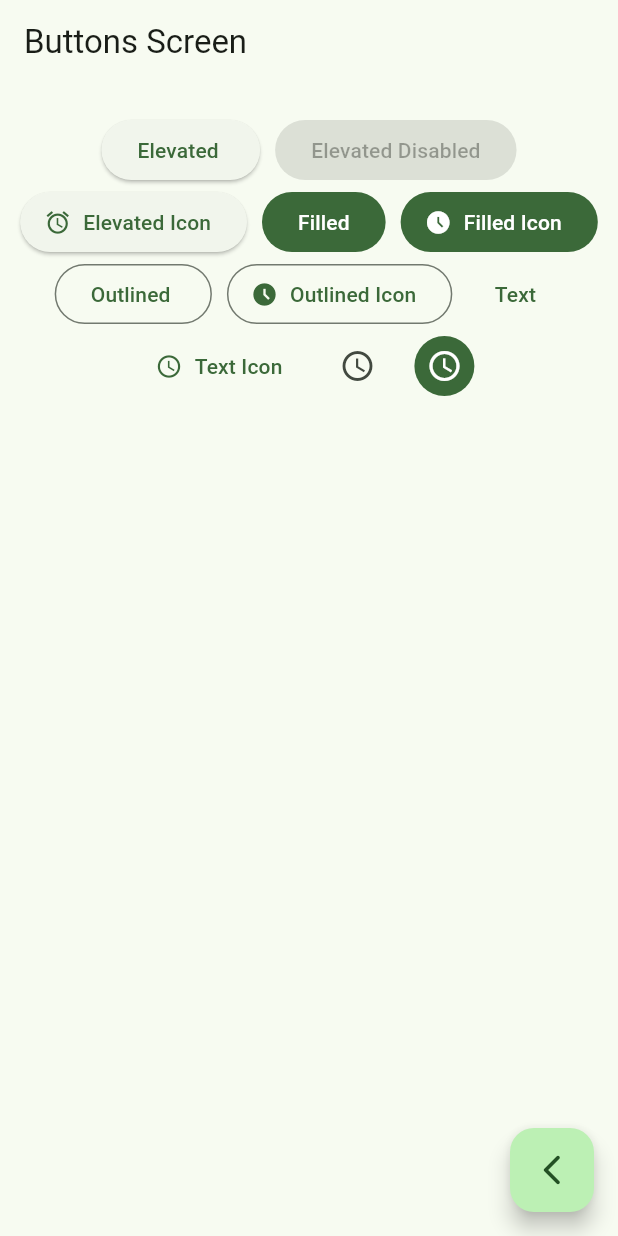
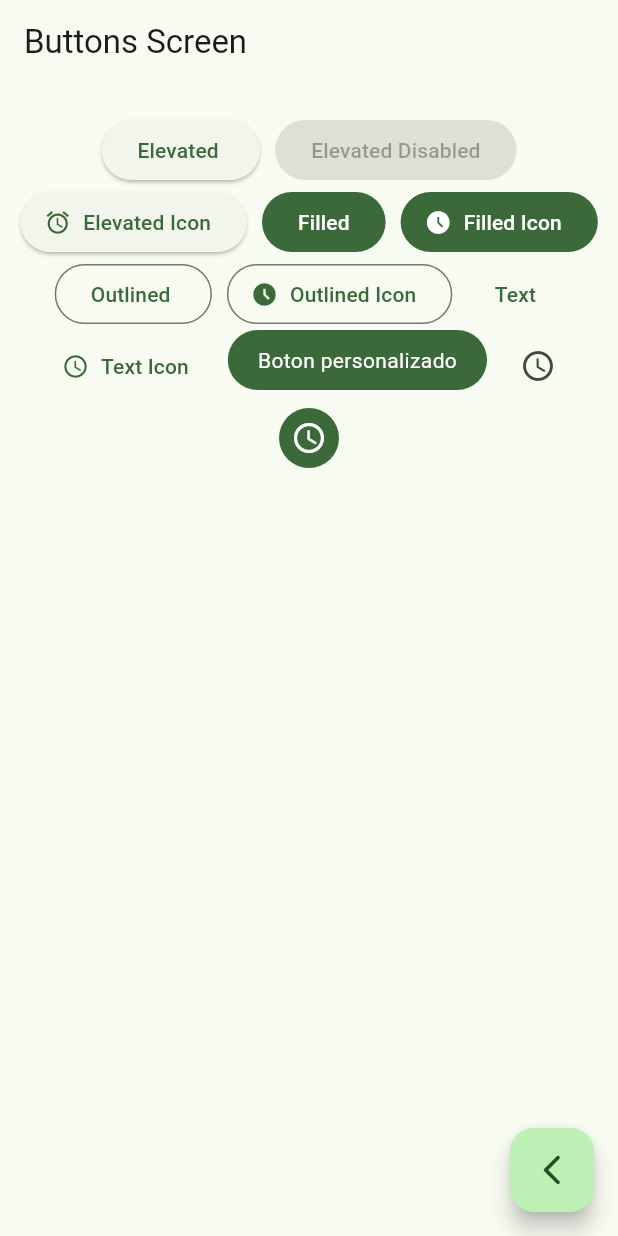
Before and after one commit to paulG1505/flutter_widgets_examples, a Flutter app: the ButtonsScreen screen opened by its route, on a phone screen of 412 x 824 dp. Run offline on Flutter 3.47's test engine with Material 2 defaults, Android fonts, the phone set to English and light mode, and no system bars; our stand-ins replace go_router.

Commit message:
Button personalizado

```diff
--- a/lib/presentation/screens/buttons/buttons_screen.dart
+++ b/lib/presentation/screens/buttons/buttons_screen.dart
@@ -50,21 +50,17 @@ class _ButtonsView extends StatelessWidget {
                   onPressed: () {},
                   label: const Text('Filled Icon'),
                   icon: const Icon(Icons.access_time_filled_outlined)),
-
               OutlinedButton(onPressed: () {}, child: const Text('Outlined ')),
               OutlinedButton.icon(
                   onPressed: () {},
                   label: const Text('Outlined Icon'),
                   icon: const Icon(Icons.access_time_filled)),
-
               TextButton(onPressed: () {}, child: const Text('Text')),
               TextButton.icon(
                   onPressed: () {},
                   label: const Text('Text Icon'),
                   icon: const Icon(Icons.access_time)),
-
-              //TODO CUSTOM BUTTON
-
+              const _CustomButton(),
               IconButton(onPressed: () {}, icon: const Icon(Icons.access_time)),
               IconButton(
                   onPressed: () {},
@@ -78,3 +74,26 @@ class _ButtonsView extends StatelessWidget {
         ));
   }
 }
+
+class _CustomButton extends StatelessWidget {
+  const _CustomButton();
+
+  @override
+  Widget build(BuildContext context) {
+    final colors = Theme.of(context).colorScheme;
+    return ClipRRect(
+      borderRadius: BorderRadius.circular(20),
+      child: Material(
+          color: colors.primary,
+          child: InkWell(
+            onTap: () {},
+            child: const Padding(
+                padding: EdgeInsets.symmetric(horizontal: 20, vertical: 10),
+                child: Text(
+                  'Boton personalizado',
+                  style: TextStyle(color: Colors.white),
+                )),
+          )),
+    );
+  }
+}
```
